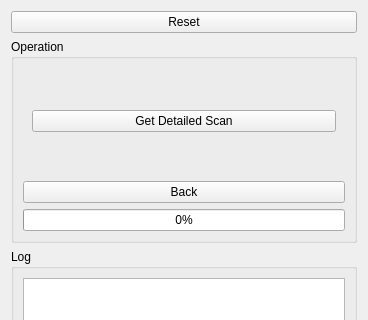
Old version of the form snp_application/src/snp_widget.ui in the repository marip8/scan_n_plan_workshop; both pictures show x 0 to 368 and y 0 to 320 of the 368 by 493 pixel window.
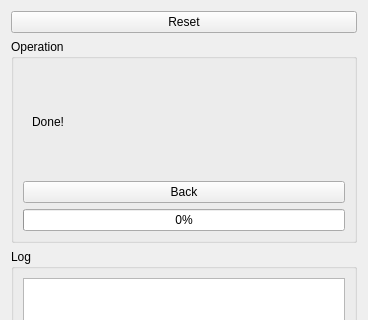
New version of the form. The open tabs and pages were chosen to show the change.

Patch:
```diff
--- a/snp_application/src/snp_widget.ui
+++ b/snp_application/src/snp_widget.ui
@@ -40,7 +40,7 @@
              <bool>true</bool>
             </property>
             <property name="text">
-             <string>Get Detailed Scan</string>
+             <string>Generate Scan Motion Plan</string>
             </property>
            </widget>
           </item>
@@ -88,6 +88,17 @@
           </item>
          </layout>
         </widget>
+        <widget class="QWidget" name="page_5">
+         <layout class="QVBoxLayout" name="verticalLayout_8">
+          <item>
+           <widget class="QLabel" name="label">
+            <property name="text">
+             <string>Done!</string>
+            </property>
+           </widget>
+          </item>
+         </layout>
+        </widget>
        </widget>
       </item>
       <item>
```
Left out of the diff: 2 changed lines with no effect on the pictures.
